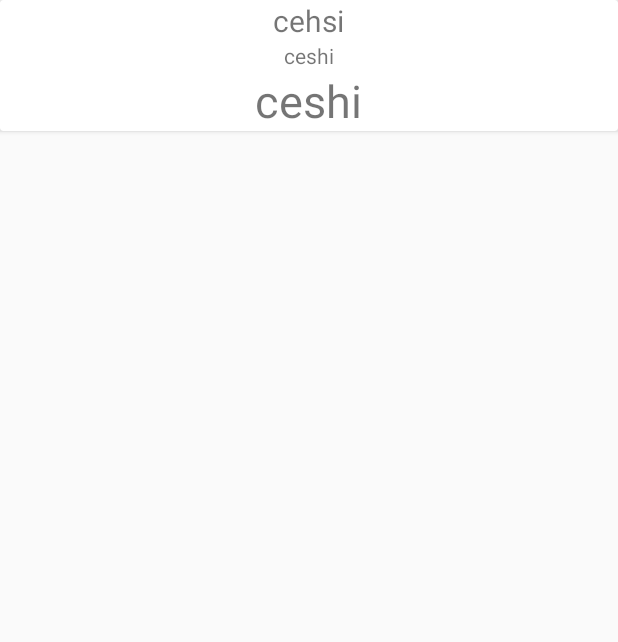
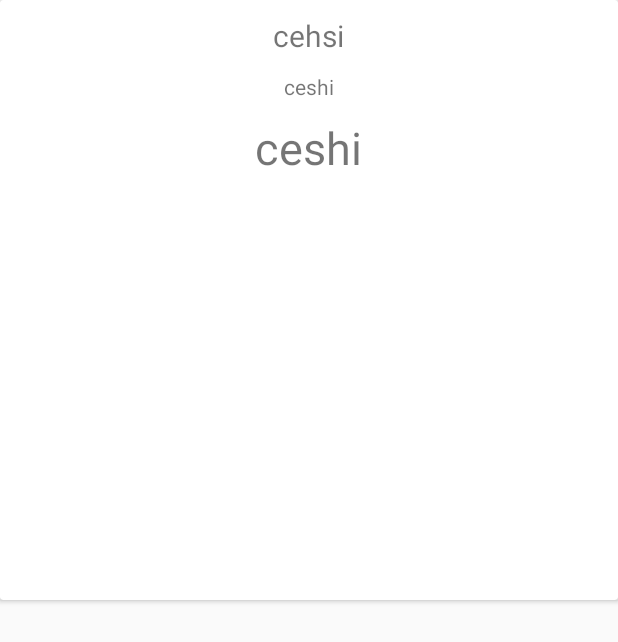
Before and after one commit to jishiDevelopers/jishi-APP, an Android app: the layout item_store_detail.xml on its own in the app's theme, with its tools: preview values and no code run, on a phone screen of 412 x 824 dp. Shown: the top 642 px of the screen. Run offline under Robolectric (Android 15) with nearby library versions, the phone set to English and light mode, and no system bars.

Commit message:
chore: modified mainPage storeCard style

```diff
--- a/app/src/main/java/com/bbel/eatnow/MainActivity.java
+++ b/app/src/main/java/com/bbel/eatnow/MainActivity.java
@@ -520,7 +520,8 @@ public class MainActivity extends BaseActivity {
 
         storeName.setText(storeDetail.getName());
         storeLocation.setText(storeDetail.getCanteen());
-        storeItem.setText(storeDetail.getZhaopaicai());
+        storeItem.setText("推荐菜品：");
+        storeItem.append(storeDetail.getZhaopaicai());
 
         PopupWindow popupWindow = new PopupWindow(view, WindowManager.LayoutParams.MATCH_PARENT, 400);
         popupWindow.setFocusable(true);
--- a/app/src/main/res/layout/item_store_detail.xml
+++ b/app/src/main/res/layout/item_store_detail.xml
@@ -6,7 +6,7 @@
 
     <LinearLayout
         android:layout_width="match_parent"
-        android:layout_height="wrap_content"
+        android:layout_height="400dp"
         android:orientation="vertical">
 
         <TextView
@@ -14,23 +14,30 @@
             android:layout_width="wrap_content"
             android:layout_height="wrap_content"
             android:layout_gravity="center"
+            android:layout_marginTop="10dp"
+            android:layout_marginBottom="5dp"
             android:text="cehsi"
-            android:textSize="20sp"/>
+
+            android:textSize="20sp" />
 
         <TextView
             android:id="@+id/store_location"
             android:layout_width="wrap_content"
             android:layout_height="wrap_content"
             android:layout_gravity="center"
-            android:text="ceshi"/>
+            android:layout_marginTop="5dp"
+            android:layout_marginBottom="5dp"
+            android:text="ceshi" />
 
         <TextView
             android:id="@+id/store_item"
             android:layout_width="wrap_content"
             android:layout_height="wrap_content"
             android:layout_gravity="center"
-            android:textSize="30sp"
-            android:text="ceshi" />
+            android:layout_marginTop="5dp"
+            android:layout_marginBottom="10dp"
+            android:text="ceshi"
+            android:textSize="30sp" />
 
     </LinearLayout>
 
```
